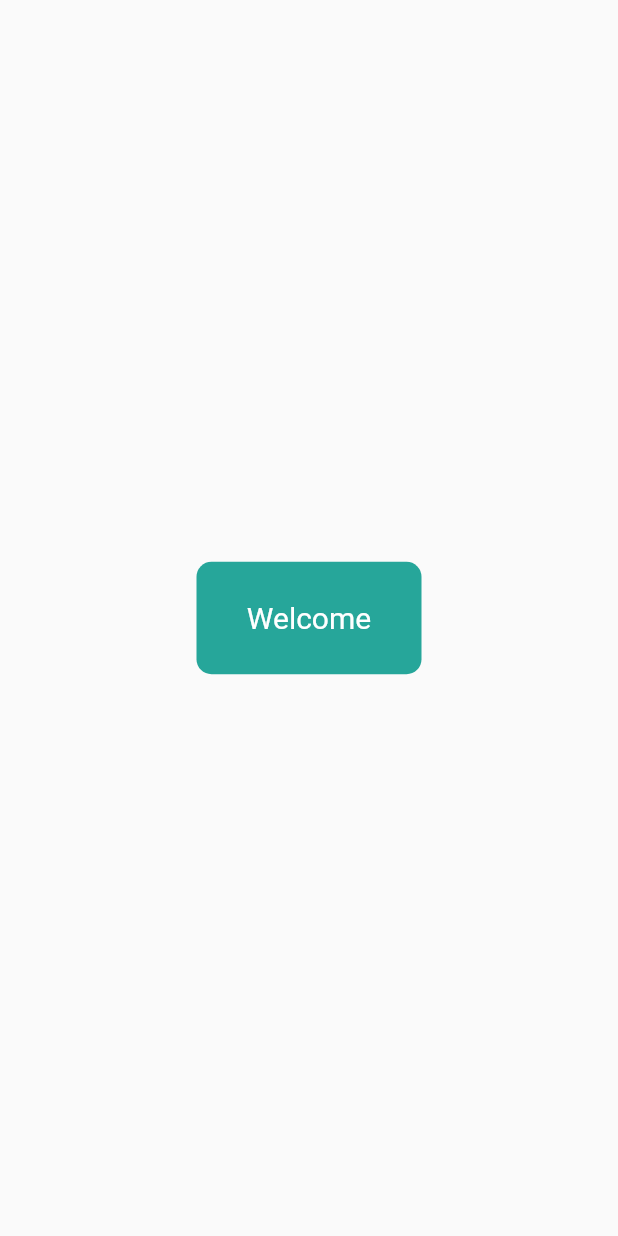
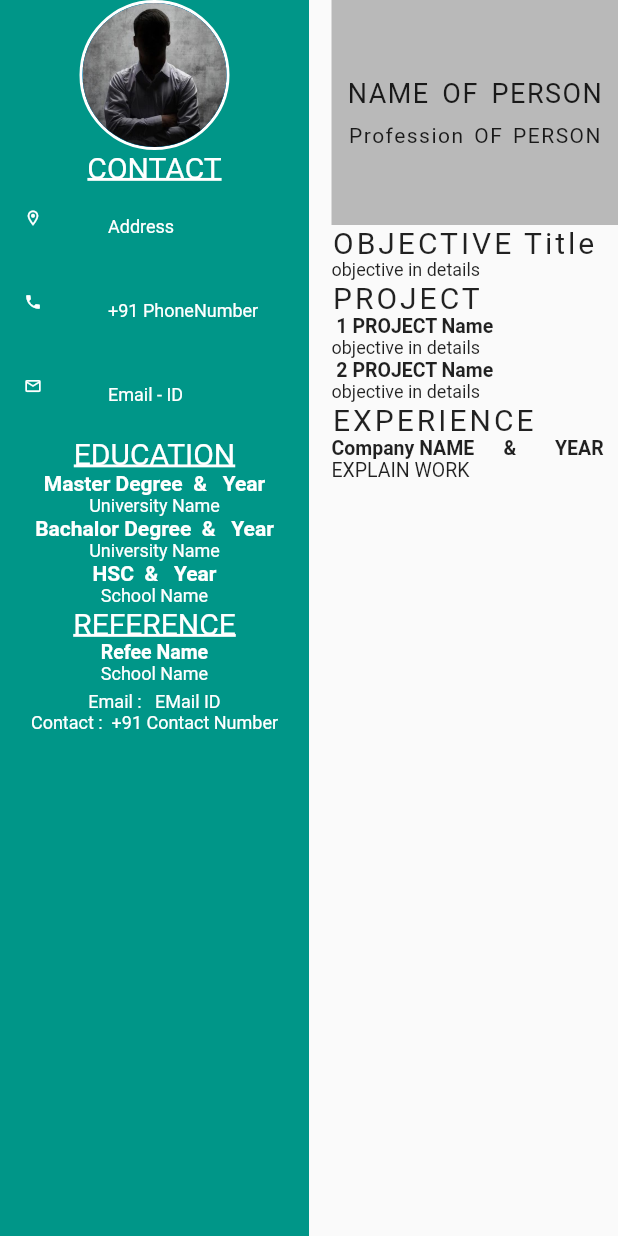
Before and after one commit to VivekTailor19/resume_builder, a Flutter app: the screen it shows after launch, on a phone screen of 412 x 824 dp. Run offline on Flutter 3.47's test engine with Material 2 defaults, Android fonts, the phone set to English and light mode, and no system bars; our stand-ins replace image_picker.

Commit message:
resume builder using flutter framwork and dart language

```diff
--- a/lib/preview.dart
+++ b/lib/Preview/preview1.dart
@@ -13,7 +13,6 @@ class _Preview_ScreenState extends State<Preview_Screen> {
   Widget build(BuildContext context) {
 
     ResumeModal rm = ModalRoute.of(context)!.settings.arguments as ResumeModal;
-
 
     return SafeArea(
       child: Scaffold(
--- /dev/null
+++ b/lib/Preview/preview_screen2.dart
@@ -0,0 +1,122 @@
+import 'package:flutter/material.dart';
+
+class Preview_02 extends StatefulWidget {
+  const Preview_02({Key? key}) : super(key: key);
+
+  @override
+  State<Preview_02> createState() => _Preview_02State();
+}
+
+class _Preview_02State extends State<Preview_02> {
+  @override
+  Widget build(BuildContext context) {
+    return SafeArea(
+      child: Scaffold(
+        body: Row(
+          children: [
+            Expanded(
+              child: Container(width: 120,color: Colors.teal,child: Column(
+                mainAxisAlignment: MainAxisAlignment.start,
+                children: [
+                  Container(height: 100,width: 100,
+                      decoration: BoxDecoration(shape: BoxShape.circle,border: Border.all(color: Colors.white,width: 2)),
+                      child: CircleAvatar(radius: 50,backgroundImage: AssetImage("assets/images/anonymous.jpg"),)),
+
+                  Text("CONTACT",style: TextStyle(wordSpacing: 3,color: Colors.white,fontSize: 20,
+                    decoration: TextDecoration.underline,decorationColor: Colors.white,decorationThickness: 2,),),
+                  ListTile(leading: Icon(Icons.location_on_outlined,size: 12,color: Colors.white),
+                    title: Text("Address",style: TextStyle(fontSize: 12,color: Colors.white),textAlign: TextAlign.justify),),
+                  ListTile(leading: Icon(Icons.phone,size: 12,color: Colors.white),
+                    title: Text("+91 PhoneNumber",style: TextStyle(fontSize: 12,color: Colors.white)),),
+                  ListTile(leading: Icon(Icons.email_outlined,size: 12,color: Colors.white),
+                    title: Text("Email - ID",style: TextStyle(fontSize: 12,color: Colors.white)),),
+
+
+                  Text("EDUCATION",style: TextStyle(wordSpacing: 3,color: Colors.white,fontSize: 20,
+                    decoration: TextDecoration.underline,decorationColor: Colors.white,decorationThickness: 2,),),
+                  Text("Master Degree  &   Year",style: TextStyle(color:Colors.white, fontWeight: FontWeight.bold,fontSize: 14,),),
+                  Text("University Name",style: TextStyle(color:Colors.white, fontSize: 12,),),
+                  Text("Bachalor Degree  &   Year",style: TextStyle(color:Colors.white, fontWeight: FontWeight.bold,fontSize: 14,),),
+                  Text("University Name",style: TextStyle(color:Colors.white, fontSize: 12,),),
+                  Text("HSC  &   Year",style: TextStyle(color:Colors.white, fontWeight: FontWeight.bold,fontSize: 14,),),
+                  Text("School Name",style: TextStyle(color:Colors.white, fontSize: 12,),),
+
+                  Text("REFERENCE",style: TextStyle(wordSpacing: 3,color: Colors.white,fontSize: 20,
+                    decoration: TextDecoration.underline,decorationColor: Colors.white,decorationThickness: 2,),),
+                  Text("Refee Name",style: TextStyle(color:Colors.white, fontWeight: FontWeight.bold,fontSize: 13,),),
+                  Text("School Name",style: TextStyle(color:Colors.white, fontSize: 12,),),
+                  SizedBox(height: 5),
+                  Text("Email :   EMail ID",style: TextStyle(color:Colors.white, fontSize: 12,),),
+                  Text("Contact :  +91 Contact Number",style: TextStyle(color:Colors.white, fontSize: 12,),),
+
+
+
+
+                  //CircleAvatar Photo
+                  //Contact(),
+                  //Education(),
+                  //Reference(),
+                ],
+              ),),
+            ),
+
+
+
+
+            Expanded(
+              child: Container(width: 200,child: Padding(
+                padding: EdgeInsets.only(left: 15.0),
+                child: Column(
+                  crossAxisAlignment: CrossAxisAlignment.start,
+                  children: [
+
+                    Container(
+                        height: 150,alignment: Alignment.center,color: Colors.black26,
+                        child: Column(mainAxisAlignment: MainAxisAlignment.center,
+                          children: [
+                          Text("NAME OF PERSON",style: TextStyle(fontSize: 18,wordSpacing: 3,letterSpacing: 1),),
+                          SizedBox(height: 10),
+                          Text("Profession OF PERSON",style: TextStyle(fontSize: 14,wordSpacing: 2,letterSpacing: 1),),
+                        ],),
+                        ),
+
+                    Text("OBJECTIVE Title",style: TextStyle(letterSpacing: 2,fontSize: 20 )),
+                    Text("objective in details",style: TextStyle(fontSize: 12),textAlign: TextAlign.justify),
+
+
+
+
+                    Text("PROJECT",style: TextStyle(letterSpacing: 2,fontSize: 20 )),
+
+                    Text(" 1 PROJECT Name",style: TextStyle(fontSize: 13,fontWeight: FontWeight.bold )),
+                    Text("objective in details",style: TextStyle(fontSize: 12),textAlign: TextAlign.justify),
+                    Text(" 2 PROJECT Name",style: TextStyle(fontSize: 13,fontWeight: FontWeight.bold )),
+                    Text("objective in details",style: TextStyle(fontSize: 12),textAlign: TextAlign.justify),
+
+
+                    Text("EXPERIENCE",style: TextStyle(letterSpacing: 2,fontSize: 20 )),
+                    Text("Company NAME      &        YEAR",style: TextStyle(fontSize: 13,fontWeight: FontWeight.bold )),
+                    Text("EXPLAIN WORK",style: TextStyle(fontSize: 13),textAlign: TextAlign.justify),
+
+
+
+
+
+                    //Name
+                    //Profession
+                    //Objective
+                    //project
+                    //Experience
+                    //Skills Tech Soft
+
+
+                ],),
+              ),),
+            )],
+        ),
+
+
+      ),
+    );
+  }
+}
--- a/lib/main.dart
+++ b/lib/main.dart
@@ -1,17 +1,20 @@
 import 'package:flutter/material.dart';
+import 'package:resume_builder/Preview/preview_screen2.dart';
 import 'package:resume_builder/homescreen.dart';
 import 'package:resume_builder/new_resume.dart';
-import 'package:resume_builder/preview.dart';
+import 'package:resume_builder/Preview/preview1.dart';
 import 'package:resume_builder/old_resume.dart';
 
 void main() {
   runApp(MaterialApp(
     debugShowCheckedModeBanner: false,
     routes: {
-      "/"       : (context) => HomeScreen(),
+      //"/"       : (context) => HomeScreen(),
      // "old_resume" : (context) => Old_Resume(),
       "new_resume" : (context) => New_Resume(),
       "preview" : (context) => Preview_Screen(),
+      "preview_02" : (context) => Preview_02(),
+      "/" : (context) => Preview_02(),
 
 
     },
```
